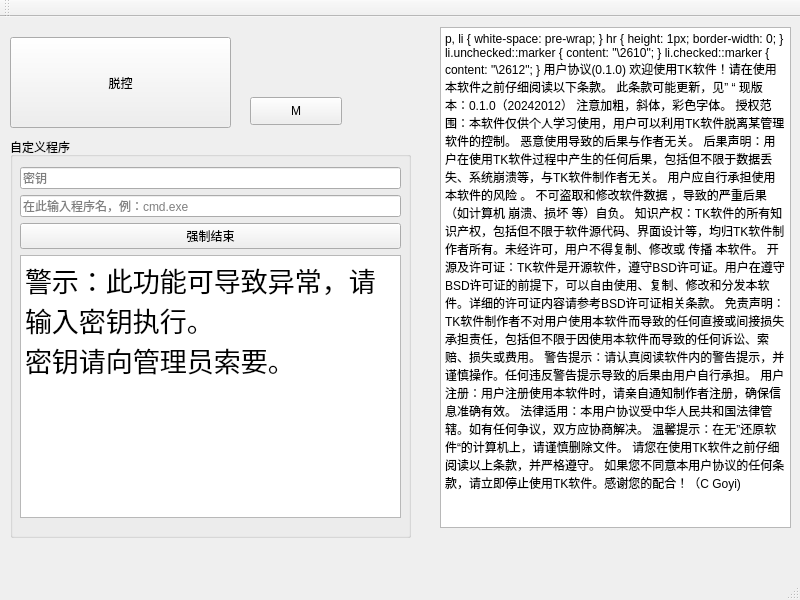
The window that tk.ui (benandi/TK) describes before a commit, drawn with Qt 5.
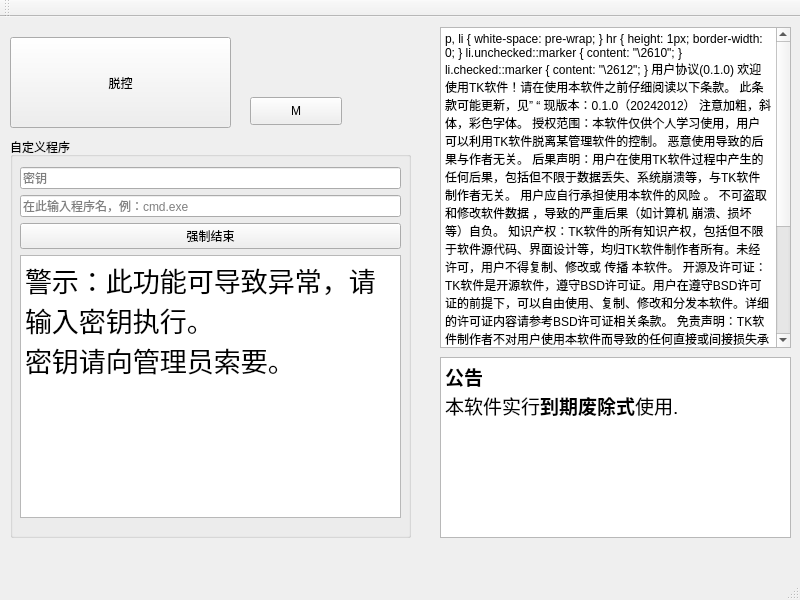
The same window after the commit.

Commit message: 第一次最终更改，20240212，于20240219到期。

```diff
--- a/tk.ui
+++ b/tk.ui
@@ -33,7 +33,7 @@
       <x>440</x>
       <y>10</y>
       <width>351</width>
-      <height>501</height>
+      <height>321</height>
      </rect>
     </property>
     <property name="html">
@@ -136,6 +136,27 @@
      <string>M</string>
     </property>
    </widget>
+   <widget class="QTextBrowser" name="textBrowser_3">
+    <property name="geometry">
+     <rect>
+      <x>440</x>
+      <y>340</y>
+      <width>351</width>
+      <height>181</height>
+     </rect>
+    </property>
+    <property name="html">
+     <string>&lt;!DOCTYPE HTML PUBLIC &quot;-//W3C//DTD HTML 4.0//EN&quot; &quot;http://www.w3.org/TR/REC-html40/strict.dtd&quot;&gt;
+&lt;html&gt;&lt;head&gt;&lt;meta name=&quot;qrichtext&quot; content=&quot;1&quot; /&gt;&lt;meta charset=&quot;utf-8&quot; /&gt;&lt;style type=&quot;text/css&quot;&gt;
+p, li { white-space: pre-wrap; }
+hr { height: 1px; border-width: 0; }
+li.unchecked::marker { content: &quot;\2610&quot;; }
+li.checked::marker { content: &quot;\2612&quot;; }
+&lt;/style&gt;&lt;/head&gt;&lt;body style=&quot; font-family:'Microsoft YaHei UI'; font-size:9pt; font-weight:400; font-style:normal;&quot;&gt;
+&lt;p style=&quot; margin-top:0px; margin-bottom:0px; margin-left:0px; margin-right:0px; -qt-block-indent:0; text-indent:0px;&quot;&gt;&lt;span style=&quot; font-size:14pt; font-weight:700;&quot;&gt;公告&lt;/span&gt;&lt;/p&gt;
+&lt;p style=&quot; margin-top:0px; margin-bottom:0px; margin-left:0px; margin-right:0px; -qt-block-indent:0; text-indent:0px;&quot;&gt;&lt;span style=&quot; font-size:14pt;&quot;&gt;本软件实行&lt;/span&gt;&lt;span style=&quot; font-size:14pt; font-weight:700;&quot;&gt;到期废除式&lt;/span&gt;&lt;span style=&quot; font-size:14pt;&quot;&gt;使用.&lt;/span&gt;&lt;/p&gt;&lt;/body&gt;&lt;/html&gt;</string>
+    </property>
+   </widget>
   </widget>
   <widget class="QMenuBar" name="menubar">
    <property name="geometry">
```
Left out of the diff: 32 changed lines with no effect on the pictures. The commit also changes 8 other files.
